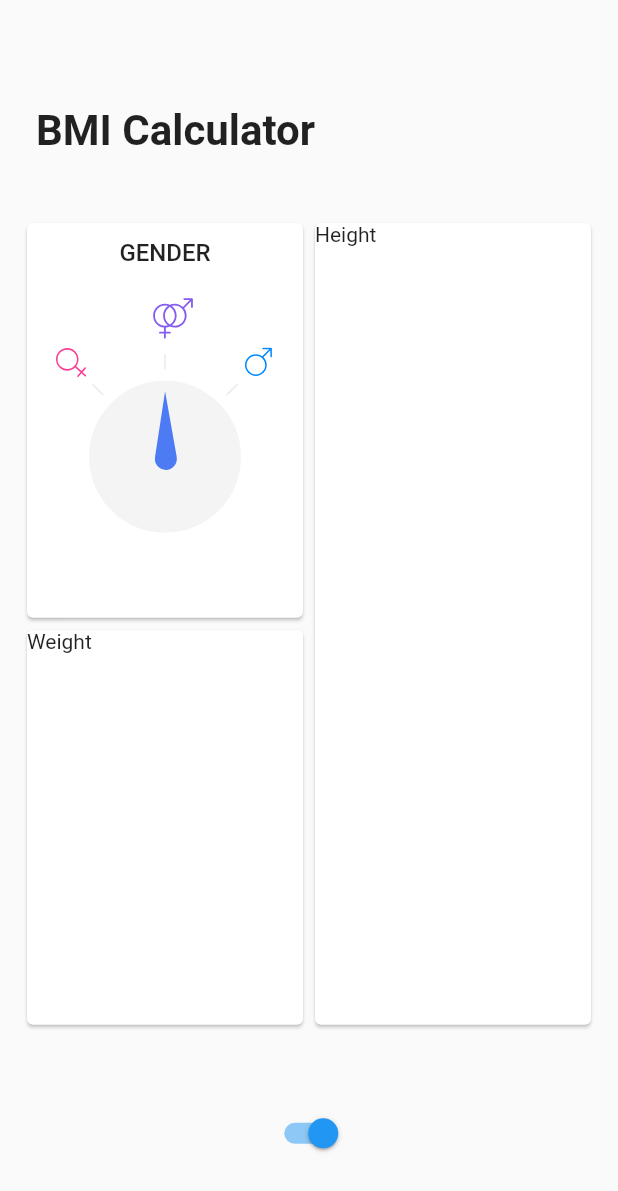
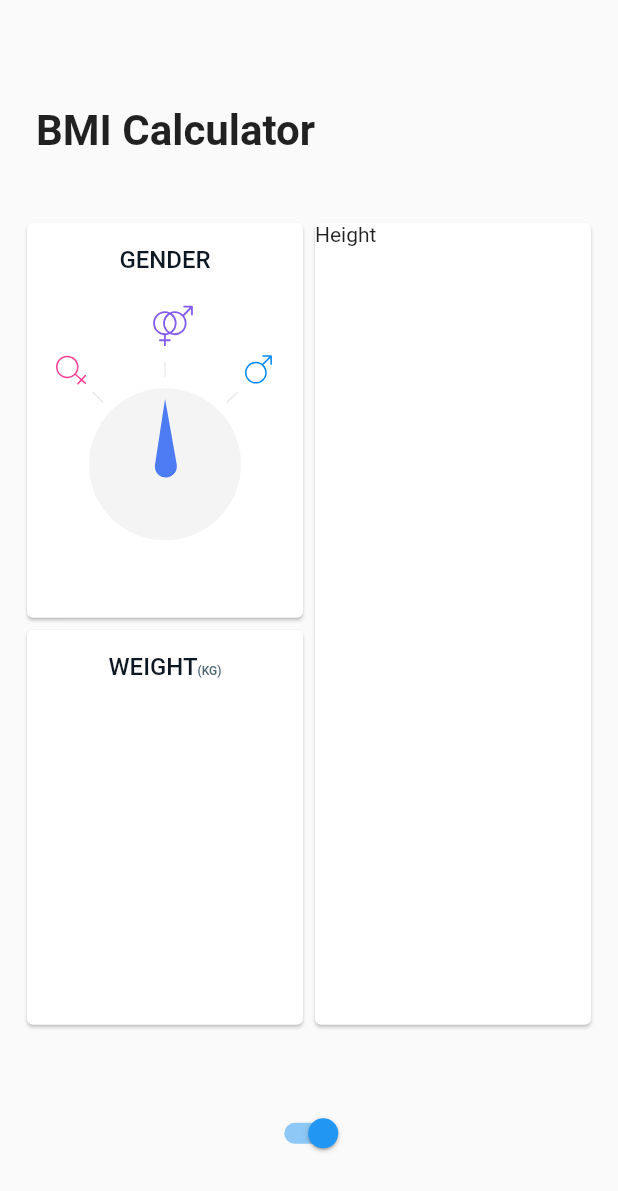
Before and after one commit to MarcinusX/bmi_calculator, a Flutter app: the screen it shows after launch, on a phone screen of 412 x 824 dp. Shown: the top 1191 px of the screen. Run offline on Flutter 3.47's test engine with Material 2 defaults, Android fonts, the phone set to English and light mode, and no system bars; our stand-ins replace flutter_svg.

Commit message:
Added Weight card with subtitle

```diff
--- a/lib/card_title.dart
+++ b/lib/card_title.dart
@@ -2,14 +2,31 @@ import 'package:flutter/material.dart';
 
 class CardTitle extends StatelessWidget {
   final String title;
+  final String subTitle;
 
-  const CardTitle(this.title, {Key key}) : super(key: key);
+  const CardTitle(this.title, {Key key, this.subTitle}) : super(key: key);
 
   @override
   Widget build(BuildContext context) {
-    return Text(
-      title,
-      style: new TextStyle(fontSize: 16.0, fontWeight: FontWeight.w500),
+    return RichText(
+      text: new TextSpan(
+        text: title,
+        style: new TextStyle(
+          fontSize: 16.0,
+          fontWeight: FontWeight.w500,
+          color: Color.fromRGBO(14, 24, 35, 1.0),
+        ),
+        children: <TextSpan>[
+          new TextSpan(
+            text: subTitle ?? "",
+            style: new TextStyle(
+              fontSize: 8.0,
+              fontWeight: FontWeight.w500,
+              color: Color.fromRGBO(78, 102, 114, 1.0),
+            ),
+          ),
+        ],
+      ),
     );
   }
 }
--- a/lib/gender_card.dart
+++ b/lib/gender_card.dart
@@ -52,7 +52,7 @@ class _GenderCardState extends State<GenderCard>
   Widget build(BuildContext context) {
     return Card(
       child: Padding(
-        padding: EdgeInsets.only(top: screenAwareSize(8.0, context)),
+        padding: EdgeInsets.only(top: screenAwareSize(12.0, context)),
         child: Column(
           crossAxisAlignment: CrossAxisAlignment.center,
           children: <Widget>[
--- a/lib/input_page.dart
+++ b/lib/input_page.dart
@@ -1,4 +1,5 @@
 import 'package:bmi_calculator/gender_card.dart';
+import 'package:bmi_calculator/weight_card.dart';
 import 'package:flutter/material.dart';
 
 import 'widget_utils.dart' show screenAwareSize;
@@ -46,7 +47,7 @@ class InputPage extends StatelessWidget {
             child: Column(
               children: <Widget>[
                 Expanded(child: GenderCard()),
-                Expanded(child: _tempCard("Weight")),
+                Expanded(child: WeightCard()),
               ],
             ),
           ),
--- /dev/null
+++ b/lib/weight_card.dart
@@ -0,0 +1,33 @@
+import 'package:bmi_calculator/card_title.dart';
+import 'package:bmi_calculator/widget_utils.dart' show screenAwareSize;
+import 'package:flutter/material.dart';
+
+class WeightCard extends StatefulWidget {
+  @override
+  _WeightCardState createState() => _WeightCardState();
+}
+
+class _WeightCardState extends State<WeightCard> {
+  @override
+  Widget build(BuildContext context) {
+    return Card(
+      child: Padding(
+        padding: EdgeInsets.only(top: screenAwareSize(12.0, context)),
+        child: Column(
+          crossAxisAlignment: CrossAxisAlignment.center,
+          children: <Widget>[
+            CardTitle("WEIGHT", subTitle: "(KG)"),
+            Padding(
+              padding: EdgeInsets.only(top: screenAwareSize(16.0, context)),
+              child: _drawSlider(),
+            ),
+          ],
+        ),
+      ),
+    );
+  }
+
+  Widget _drawSlider() {
+    return Container();
+  }
+}
```
